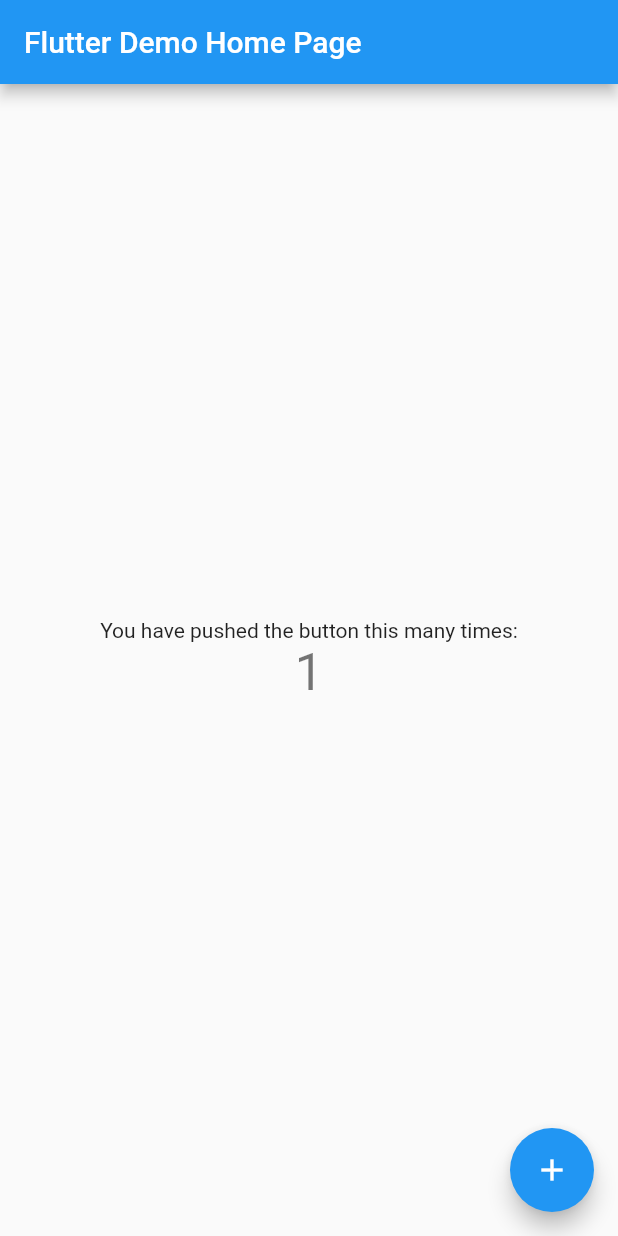
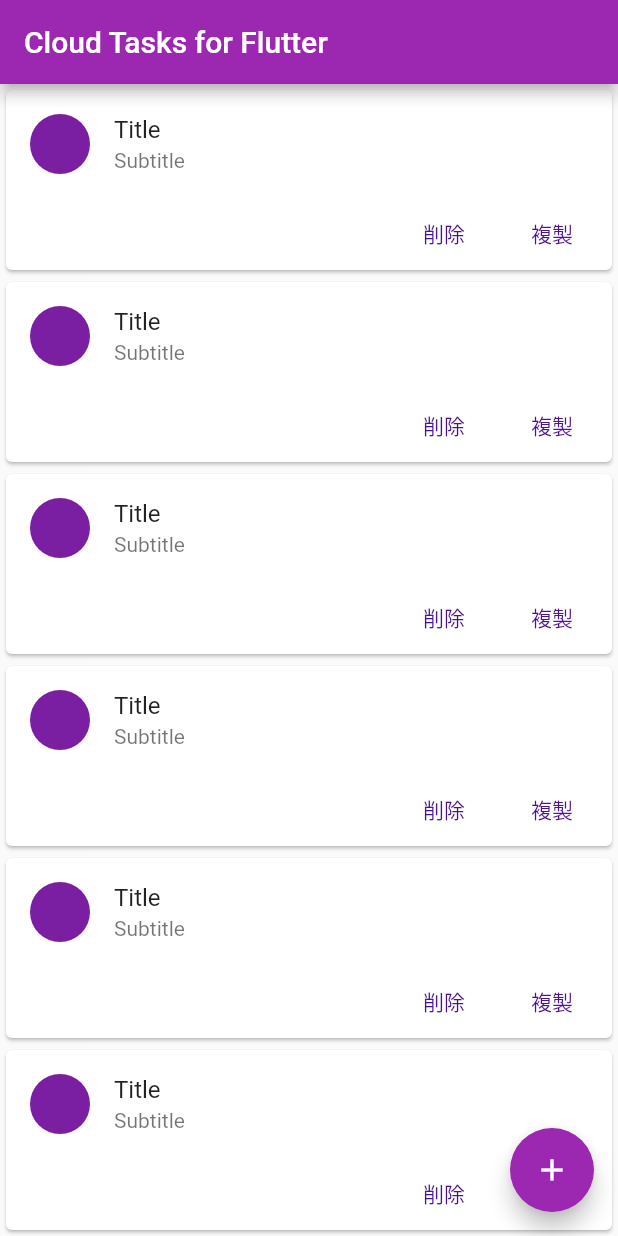
Before and after one commit to mafreud/cloud_tasks_for_flutter, a Flutter app: the screen it shows after launch, after a tap on the "add" icon, on a phone screen of 412 x 824 dp. Run offline on Flutter 3.47's test engine with Material 2 defaults, Android fonts, the phone set to English and light mode, and no system bars; our stand-ins replace firebase_core; accounts and stored records are empty.

Commit message:
pass firestore build

```diff
--- a/lib/main.dart
+++ b/lib/main.dart
@@ -1,8 +1,11 @@
+import 'package:firebase_core/firebase_core.dart';
 import 'package:flutter/material.dart';
 
 import 'myapp.dart';
 
-void main() {
+void main() async {
+  WidgetsFlutterBinding.ensureInitialized();
+  await Firebase.initializeApp();
   runApp(
     MyApp(),
   );
--- a/lib/myapp.dart
+++ b/lib/myapp.dart
@@ -7,24 +7,12 @@ class MyApp extends StatelessWidget {
   @override
   Widget build(BuildContext context) {
     return MaterialApp(
-      title: 'Flutter Demo',
+      debugShowCheckedModeBanner: false,
       theme: ThemeData(
-        // This is the theme of your application.
-        //
-        // Try running your application with "flutter run". You'll see the
-        // application has a blue toolbar. Then, without quitting the app, try
-        // changing the primarySwatch below to Colors.green and then invoke
-        // "hot reload" (press "r" in the console where you ran "flutter run",
-        // or simply save your changes to "hot reload" in a Flutter IDE).
-        // Notice that the counter didn't reset back to zero; the application
-        // is not restarted.
-        primarySwatch: Colors.blue,
-        // This makes the visual density adapt to the platform that you run
-        // the app on. For desktop platforms, the controls will be smaller and
-        // closer together (more dense) than on mobile platforms.
+        primarySwatch: Colors.purple,
         visualDensity: VisualDensity.adaptivePlatformDensity,
       ),
-      home: MyHomePage(title: 'Flutter Demo Home Page'),
+      home: TopPage(),
     );
   }
 }
--- /dev/null
+++ b/lib/post_page.dart
@@ -0,0 +1,8 @@
+import 'package:flutter/material.dart';
+
+class TopPage extends StatelessWidget {
+  @override
+  Widget build(BuildContext context) {
+    return Scaffold(body: Container());
+  }
+}
--- a/lib/top_page.dart
+++ b/lib/top_page.dart
@@ -1,87 +1,57 @@
-
 import 'package:flutter/material.dart';
 
-class MyHomePage extends StatefulWidget {
-  MyHomePage({Key key, this.title}) : super(key: key);
-
-  // This widget is the home page of your application. It is stateful, meaning
-  // that it has a State object (defined below) that contains fields that affect
-  // how it looks.
-
-  // This class is the configuration for the state. It holds the values (in this
-  // case the title) provided by the parent (in this case the App widget) and
-  // used by the build method of the State. Fields in a Widget subclass are
-  // always marked "final".
-
-  final String title;
-
+class TopPage extends StatelessWidget {
   @override
-  _MyHomePageState createState() => _MyHomePageState();
-}
-
-class _MyHomePageState extends State<MyHomePage> {
-  int _counter = 0;
-
-  void _incrementCounter() {
-    setState(() {
-      // This call to setState tells the Flutter framework that something has
-      // changed in this State, which causes it to rerun the build method below
-      // so that the display can reflect the updated values. If we changed
-      // _counter without calling setState(), then the build method would not be
-      // called again, and so nothing would appear to happen.
-      _counter++;
-    });
+  Widget build(BuildContext context) {
+    return Scaffold(
+      appBar: AppBar(
+        title: Text('Cloud Tasks for Flutter'),
+      ),
+      floatingActionButton: FloatingActionButton(
+        child: Icon(Icons.add),
+        onPressed: () {},
+      ),
+      body: ListView.builder(
+          itemCount: 10,
+          itemBuilder: (BuildContext context, int index) {
+            return buildCard();
+          }),
+    );
   }
 
-  @override
-  Widget build(BuildContext context) {
-    // This method is rerun every time setState is called, for instance as done
-    // by the _incrementCounter method above.
-    //
-    // The Flutter framework has been optimized to make rerunning build methods
-    // fast, so that you can just rebuild anything that needs updating rather
-    // than having to individually change instances of widgets.
-    return Scaffold(
-      appBar: AppBar(
-        // Here we take the value from the MyHomePage object that was created by
-        // the App.build method, and use it to set our appbar title.
-        title: Text(widget.title),
+  Card buildCard() {
+    return Card(
+      child: Column(
+        mainAxisSize: MainAxisSize.min,
+        children: <Widget>[
+          const ListTile(
+            leading: CircleAvatar(),
+            title: Text('Title'),
+            subtitle: Text('Subtitle'),
+          ),
+          Row(
+            mainAxisAlignment: MainAxisAlignment.end,
+            children: <Widget>[
+              TextButton(
+                child: Text(
+                  '削除',
+                  style: TextStyle(color: Colors.purple[900]),
+                ),
+                onPressed: () {/* ... */},
+              ),
+              const SizedBox(width: 8),
+              TextButton(
+                child: Text(
+                  '複製',
+                  style: TextStyle(color: Colors.purple[900]),
+                ),
+                onPressed: () {/* ... */},
+              ),
+              const SizedBox(width: 8),
+            ],
+          ),
+        ],
       ),
-      body: Center(
-        // Center is a layout widget. It takes a single child and positions it
-        // in the middle of the parent.
-        child: Column(
-          // Column is also a layout widget. It takes a list of children and
-          // arranges them vertically. By default, it sizes itself to fit its
-          // children horizontally, and tries to be as tall as its parent.
-          //
-          // Invoke "debug painting" (press "p" in the console, choose the
-          // "Toggle Debug Paint" action from the Flutter Inspector in Android
-          // Studio, or the "Toggle Debug Paint" command in Visual Studio Code)
-          // to see the wireframe for each widget.
-          //
-          // Column has various properties to control how it sizes itself and
-          // how it positions its children. Here we use mainAxisAlignment to
-          // center the children vertically; the main axis here is the vertical
-          // axis because Columns are vertical (the cross axis would be
-          // horizontal).
-          mainAxisAlignment: MainAxisAlignment.center,
-          children: <Widget>[
-            Text(
-              'You have pushed the button this many times:',
-            ),
-            Text(
-              '$_counter',
-              style: Theme.of(context).textTheme.headline4,
-            ),
-          ],
-        ),
-      ),
-      floatingActionButton: FloatingActionButton(
-        onPressed: _incrementCounter,
-        tooltip: 'Increment',
-        child: Icon(Icons.add),
-      ), // This trailing comma makes auto-formatting nicer for build methods.
     );
   }
 }
```
Also changed, not shown: pubspec.yaml (+4 -3 lines), pubspec.lock, 9 other files.
